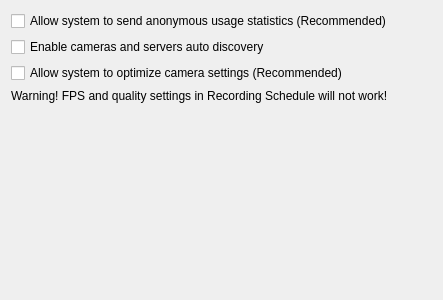
Old version of the form client/src/ui/widgets/settings/camera_management_widget.ui in the repository networkoptix/nx_open.
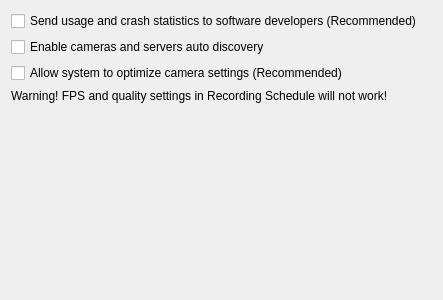
New version of the form.

Commit message:
(Issue #5693) :  Improve texts asking about collecting statistics
<==== Mercurial data ====>
Branch: x0000_stat_extras

Diff of the .ui file:
```diff
--- a/client/src/ui/widgets/settings/camera_management_widget.ui
+++ b/client/src/ui/widgets/settings/camera_management_widget.ui
@@ -17,7 +17,7 @@
    <item>
     <widget class="QCheckBox" name="statisticsReportCheckBox">
      <property name="text">
-      <string>Allow system to send anonymous usage statistics (Recommended)</string>
+      <string>Send usage and crash statistics to software developers (Recommended)</string>
      </property>
     </widget>
    </item>
```
The commit also changes 2 other files.
